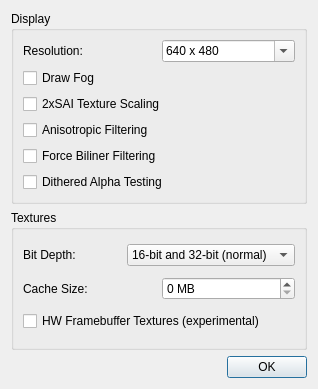
The window that glN64/gln64config.ui (mupen64plus/mupen64plus-oldsvn) describes before a commit, drawn with Qt 5.
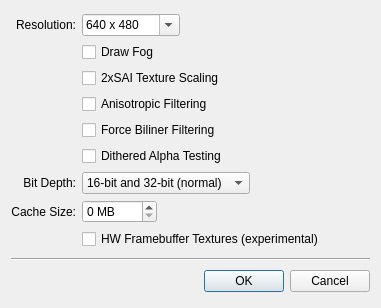
The same window after the commit.

Commit message: Improve glN64 settings dialog

```diff
--- a/glN64/gln64config.ui
+++ b/glN64/gln64config.ui
@@ -5,38 +5,28 @@
    <rect>
     <x>0</x>
     <y>0</y>
-    <width>318</width>
-    <height>389</height>
+    <width>381</width>
+    <height>308</height>
    </rect>
   </property>
   <property name="windowTitle" >
-   <string>Dialog</string>
-  </property>
-  <layout class="QVBoxLayout" name="verticalLayout_3" >
-   <item>
-    <widget class="QGroupBox" name="groupBox" >
-     <property name="title" >
-      <string>Display</string>
+   <string>glN64 Settings</string>
      </property>
      <layout class="QVBoxLayout" name="verticalLayout" >
       <item>
-       <layout class="QHBoxLayout" name="horizontalLayout" >
-        <item>
-         <widget class="QLabel" name="label_6" >
-          <property name="minimumSize" >
-           <size>
-            <width>1</width>
-            <height>1</height>
-           </size>
-          </property>
+    <layout class="QGridLayout" name="gridLayout" >
+     <item row="0" column="0" >
+      <widget class="QLabel" name="label" >
           <property name="text" >
            <string>Resolution:</string>
           </property>
-          <property name="buddy" >
-           <cstring>resolutionCombo</cstring>
+       <property name="alignment" >
+        <set>Qt::AlignRight|Qt::AlignTrailing|Qt::AlignVCenter</set>
           </property>
          </widget>
         </item>
+     <item row="0" column="1" >
+      <layout class="QHBoxLayout" name="horizontalLayout_2" >
         <item>
          <widget class="QComboBox" name="resolutionCombo" >
           <property name="editable" >
@@ -102,64 +92,71 @@
           </item>
          </widget>
         </item>
-       </layout>
-      </item>
       <item>
+        <spacer name="horizontalSpacer" >
+         <property name="orientation" >
+          <enum>Qt::Horizontal</enum>
+         </property>
+         <property name="sizeHint" stdset="0" >
+          <size>
+           <width>0</width>
+           <height>20</height>
+          </size>
+         </property>
+        </spacer>
+       </item>
+      </layout>
+     </item>
+     <item row="1" column="1" >
        <widget class="QCheckBox" name="drawFogCheck" >
         <property name="text" >
          <string>Draw Fog</string>
         </property>
        </widget>
       </item>
-      <item>
+     <item row="2" column="1" >
        <widget class="QCheckBox" name="twoExSaiTextureScalingCheck" >
         <property name="text" >
          <string>2xSAI Texture Scaling</string>
         </property>
        </widget>
       </item>
-      <item>
+     <item row="3" column="1" >
        <widget class="QCheckBox" name="anisotropicFilteringCheck" >
         <property name="text" >
          <string>Anisotropic Filtering</string>
         </property>
        </widget>
       </item>
-      <item>
+     <item row="4" column="1" >
        <widget class="QCheckBox" name="forceBilinearFilteringCheck" >
         <property name="text" >
          <string>Force Biliner Filtering</string>
         </property>
        </widget>
       </item>
-      <item>
+     <item row="5" column="1" >
        <widget class="QCheckBox" name="ditheredAlphaTestingCheck" >
         <property name="text" >
          <string>Dithered Alpha Testing</string>
         </property>
        </widget>
       </item>
-     </layout>
-    </widget>
-   </item>
-   <item>
-    <widget class="QGroupBox" name="groupBox_2" >
-     <property name="title" >
-      <string>Textures</string>
-     </property>
-     <layout class="QVBoxLayout" name="verticalLayout_2" >
-      <item>
-       <layout class="QHBoxLayout" name="horizontalLayout_2" >
-        <item>
+     <item row="6" column="0" >
          <widget class="QLabel" name="label_4" >
           <property name="text" >
            <string>Bit Depth:</string>
           </property>
+       <property name="alignment" >
+        <set>Qt::AlignRight|Qt::AlignTrailing|Qt::AlignVCenter</set>
+       </property>
           <property name="buddy" >
            <cstring>bitDepthCombo</cstring>
           </property>
          </widget>
         </item>
+     <item row="6" column="1" >
+      <layout class="QHBoxLayout" name="horizontalLayout" >
         <item>
          <widget class="QComboBox" name="bitDepthCombo" >
           <property name="currentIndex" >
@@ -182,20 +179,36 @@
           </item>
          </widget>
         </item>
-       </layout>
-      </item>
-      <item>
-       <layout class="QHBoxLayout" name="horizontalLayout_3" >
-        <item>
+       <item>
+        <spacer name="horizontalSpacer_2" >
+         <property name="orientation" >
+          <enum>Qt::Horizontal</enum>
+         </property>
+         <property name="sizeHint" stdset="0" >
+          <size>
+           <width>0</width>
+           <height>20</height>
+          </size>
+         </property>
+        </spacer>
+       </item>
+      </layout>
+     </item>
+     <item row="7" column="0" >
          <widget class="QLabel" name="label_5" >
           <property name="text" >
            <string>Cache Size:</string>
           </property>
+       <property name="alignment" >
+        <set>Qt::AlignRight|Qt::AlignTrailing|Qt::AlignVCenter</set>
+       </property>
           <property name="buddy" >
            <cstring>cacheSizeSpin</cstring>
           </property>
          </widget>
         </item>
+     <item row="7" column="1" >
+      <layout class="QHBoxLayout" name="horizontalLayout_3" >
         <item>
          <widget class="QSpinBox" name="cacheSizeSpin" >
           <property name="suffix" >
@@ -206,9 +219,22 @@
           </property>
          </widget>
         </item>
-       </layout>
-      </item>
       <item>
+        <spacer name="horizontalSpacer_3" >
+         <property name="orientation" >
+          <enum>Qt::Horizontal</enum>
+         </property>
+         <property name="sizeHint" stdset="0" >
+          <size>
+           <width>0</width>
+           <height>20</height>
+          </size>
+         </property>
+        </spacer>
+       </item>
+      </layout>
+     </item>
+     <item row="8" column="1" >
        <widget class="QCheckBox" name="hwFramebufferTexturesCheck" >
         <property name="text" >
          <string>HW Framebuffer Textures (experimental)</string>
@@ -216,12 +242,18 @@
        </widget>
       </item>
      </layout>
+   </item>
+   <item>
+    <widget class="Line" name="line" >
+     <property name="orientation" >
+      <enum>Qt::Horizontal</enum>
+     </property>
     </widget>
    </item>
    <item>
     <widget class="QDialogButtonBox" name="buttonBox" >
      <property name="standardButtons" >
-      <set>QDialogButtonBox::Ok</set>
+      <set>QDialogButtonBox::Cancel|QDialogButtonBox::Ok</set>
      </property>
     </widget>
    </item>
```
Lines whose indentation alone changed are shown as unchanged. The commit also changes 1 other file.
